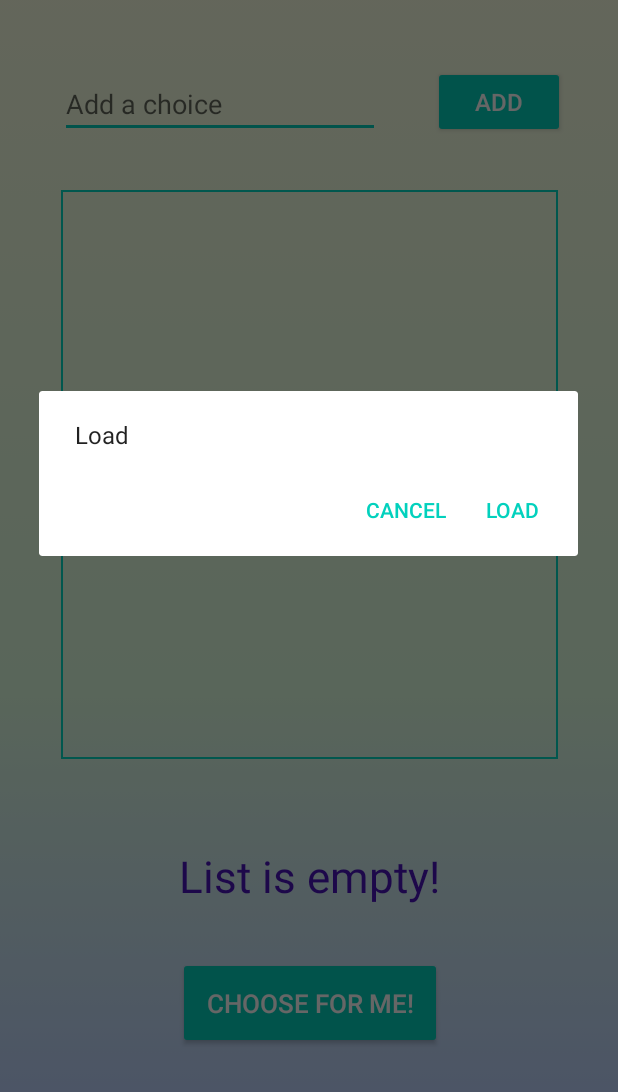
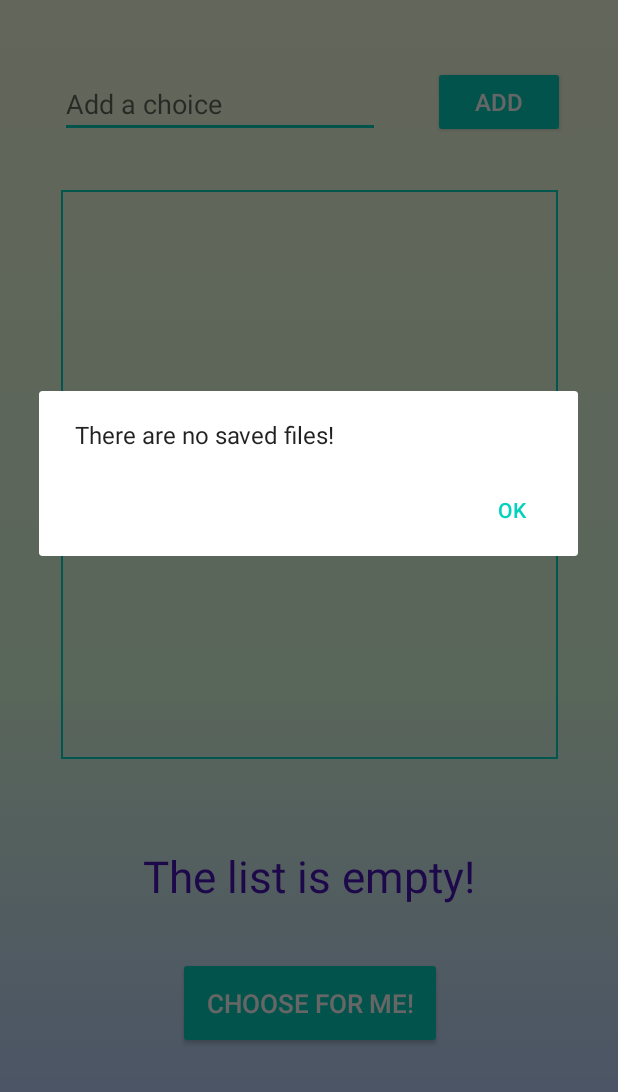
Before and after one commit to lewishay/RandoChoice, an Android app: the screen it shows after launch (MainActivity), after a tap on "Load", on a phone screen of 412 x 824 dp, the part 144-1236 px from its top. Run offline under Robolectric (Android 15) with nearby library versions, the phone set to English and light mode, and no system bars; Roboto replaces fonts that are not available here; 2 other taps on this screen came first.

Commit message:
Added dialogs for load & save, support for custom filenames

```diff
--- a/app/build.gradle
+++ b/app/build.gradle
@@ -28,7 +28,7 @@ dependencies {
     implementation fileTree(dir: "libs", include: ["*.jar"])
     implementation "org.jetbrains.kotlin:kotlin-stdlib:$kotlin_version"
     implementation 'androidx.core:core-ktx:1.1.0'
-    implementation 'androidx.appcompat:appcompat:1.1.0'
+    implementation 'androidx.appcompat:appcompat:1.2.0'
     implementation 'androidx.constraintlayout:constraintlayout:1.1.3'
     testImplementation 'junit:junit:4.12'
     androidTestImplementation 'androidx.test.ext:junit:1.1.1'
--- a/app/src/main/java/com/example/randochoice/LoadDialog.kt
+++ b/app/src/main/java/com/example/randochoice/LoadDialog.kt
@@ -18,21 +18,24 @@ class LoadDialog(
     override fun onCreateDialog(savedInstanceState: Bundle?): Dialog {
         return activity?.let {
             val builder = AlertDialog.Builder(it)
-            builder.setMessage(R.string.load)
-                .setPositiveButton(R.string.load,
-                    DialogInterface.OnClickListener { _, _ ->
-                        list.clear()
-                        val file = File(dir, "example_list.txt")
-                        file.readText().lines().forEach { item ->
-                            list.add(item)
-                        }
-                        listView.adapter = listAdapter
-                    })
-                .setNegativeButton(R.string.cancel,
-                    DialogInterface.OnClickListener { _, _ ->
-                        // User cancelled the dialog
-                    })
-            builder.create()
+            val fileList = dir.listFiles()
+            if(fileList != null && fileList.isNotEmpty()) {
+                val fileNameList = fileList.map { file -> file.name }.sorted().toTypedArray()
+                builder.setTitle(R.string.load)
+                builder.setItems(fileNameList, DialogInterface.OnClickListener { _, item ->
+                    list.clear()
+                    val file = File(dir, fileNameList[item])
+                    file.readText().lines().forEach { entry ->
+                        list.add(entry)
+                    }
+                    listView.adapter = listAdapter
+                })
+                builder.create()
+            } else {
+                builder.setMessage(R.string.noFiles)
+                    .setPositiveButton(R.string.ok, DialogInterface.OnClickListener { _, _ -> })
+                builder.create()
+            }
         } ?: throw IllegalStateException("Activity cannot be null")
     }
 }
--- a/app/src/main/res/layout/activity_main.xml
+++ b/app/src/main/res/layout/activity_main.xml
@@ -51,7 +51,7 @@
         android:ems="10"
         android:hint="@string/inputText"
         android:importantForAutofill="no"
-        android:inputType="textPersonName"
+        android:inputType="text"
         app:layout_constraintBottom_toTopOf="@+id/choiceList"
         app:layout_constraintEnd_toEndOf="parent"
         app:layout_constraintHorizontal_bias="0.202"
--- a/app/src/main/res/values/strings.xml
+++ b/app/src/main/res/values/strings.xml
@@ -6,6 +6,9 @@
     <string name="addText">Add</string>
     <string name="load">Load</string>
     <string name="save">Save</string>
+    <string name="noFiles">There are no saved files!</string>
+    <string name="ok">OK</string>
     <string name="cancel">Cancel</string>
-    <string name="emptyList">List is empty!</string>
+    <string name="emptyList">The list is empty!</string>
+    <string name="enterFileName">Enter a file name</string>
 </resources>
```
Also changed, not shown: app/src/main/java/com/example/randochoice/MainActivity.kt (+2 -5 lines), app/src/main/java/com/example/randochoice/SaveDialog.kt (added, +42 -0 lines), app/src/main/res/layout/save_input.xml (added, +19 -0 lines).
